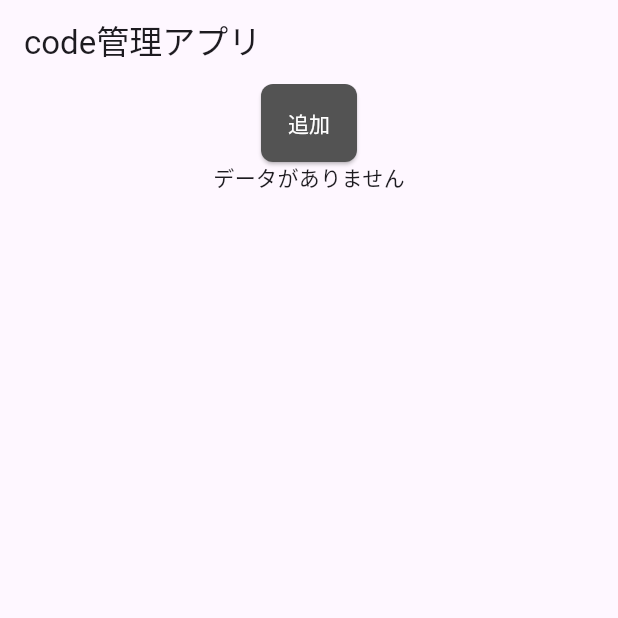
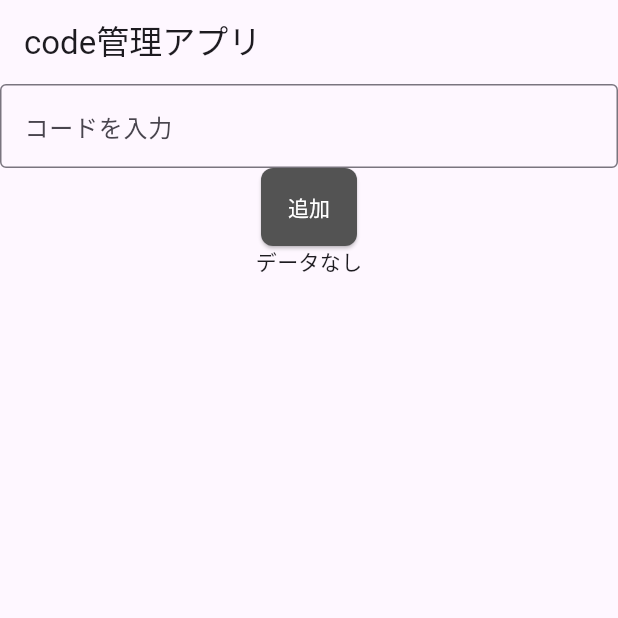
Before and after one commit to shin-hayabusasun/flutter_code_kanri, a Flutter app: the screen it shows after launch, after a tap on "追加", on a phone screen of 412 x 824 dp, the top half of it. Run offline on Flutter 3.47's test engine with Material 3 defaults, Android fonts, the phone set to English and light mode, and no system bars; our stand-ins replace flutter_riverpod; missing offline and left inert: sqlite3.

Commit message:
Riverpodを追加し、DB操作のためのプロバイダーを実装。main関数を修正してProviderScopeを追加。FilepageをConsumerWidgetに変更し、ファイルリストの取得と表示を実装。

```diff
--- a/lib/main.dart
+++ b/lib/main.dart
@@ -1,10 +1,13 @@
 import 'package:flutter/material.dart';
+import 'package:flutter_riverpod/flutter_riverpod.dart';
 import './db/db.dart';
 
 void main() async {
   WidgetsFlutterBinding.ensureInitialized(); //Flutterアプリで非同期処理（async/await）やプラットフォームチャネルを使う前に、Flutterエンジンとウィジェットバインディングを初期化するためのものです。
   await DBHelper.init(); //DBHelperの初期化を待つ
-  runApp(const File());
+
+  const scope = ProviderScope(child: File()); //RiverpodのProviderScopeを作成
+  runApp(scope);
 }
 
 // アプリのエントリーポイント file home
@@ -23,15 +26,39 @@ class File extends StatelessWidget {
   }
 }
 
-class Filepage extends StatelessWidget {
+//プロバイダー DB用のプロバイダーを定義します。 ref.refresh(fileProvider); // を使うことで、DBのデータを更新できます。
+final fileProvider = FutureProvider<List<Map<String, dynamic>?>>((ref) async {
+  // DBからファイルのリストを取得する
+  return DBHelper.getFiles();
+});
+
+class Filepage extends ConsumerWidget {
   const Filepage({super.key});
 
   @override
-  Widget build(BuildContext context) {
+  Widget build(BuildContext context, WidgetRef ref) {
+    // ConsumerWidgetを使うことで、Riverpodのプロバイダーを利用できます。(WidgetRef ref)
+    final fileList = ref.watch(fileProvider); // fileProviderを監視して、ファイルのリストを取得
+
+    // コントローラ
+
+    final inputController = TextEditingController(); // 入力フィールドのコントローラーを作成
+    final input = TextField(
+      controller: inputController, // コントローラーを設定
+      decoration: InputDecoration(
+        labelText: 'コードを入力',
+        border: OutlineInputBorder(),
+      ),
+    );
+
     final butoon = ElevatedButton(
       onPressed: () async {
-        await DBHelper.insertFile('新しいコードファイル'); //staticメソッドなのでDBHelper.で呼び出す.
-        // データ追加後に画面を更新したい場合はStatefulWidgetにしてsetStateする必要あり
+        await DBHelper.insertFile(
+          inputController.text,
+        ); //staticメソッドなのでDBHelper.で呼び出す.
+
+        ref.refresh(fileProvider); // データを更新するためにプロバイダーをリフレッシュ
+        // ここでDBからデータを取得して表示する処理を実行
       },
       child: Text('追加'),
       style: ElevatedButton.styleFrom(
@@ -43,30 +70,22 @@ class Filepage extends StatelessWidget {
     );
 
     final alll = Column(children: []); //DBからもらったやつをどうやって入れよう
-    // ここでDBからデータを取得して表示する処理を実行
 
     final col = Column(
       children: [
+        input,
         butoon,
-        FutureBuilder<Map<String, dynamic>?>(
-          // 非同期処理の結果を待つ
-          // DBからIDが1のファイルを取得する
-          // ここでは例としてIDが1のファイルを取得していますが、実際には動的にIDを指定する必要があります。
-          // 例えば、リストから選択したファイルのIDを使うなど
-          future: DBHelper.getFileById(1),
-          builder: (context, snapshot) {
-            if (snapshot.connectionState == ConnectionState.waiting) {
-              return CircularProgressIndicator();
-            }
-            if (snapshot.hasError) {
-              return Text('エラー: ${snapshot.error}');
-            }
-            final file = snapshot.data;
-            if (file == null) {
-              return Text('データがありません');
-            }
-            return Text('タイトル: ${file['title']}');
-          },
+        fileList.when(
+          data: (files) => files != null && files.isNotEmpty
+              ? Column(
+                  children: files
+                      .where((file) => file != null)
+                      .map((file) => Text('タイトル: ${file!['title']}'))
+                      .toList(),
+                )
+              : Text('データなし'),
+          loading: () => CircularProgressIndicator(),
+          error: (e, _) => Text('エラー: $e'),
         ),
       ],
     );
--- a/pubspec.yaml
+++ b/pubspec.yaml
@@ -28,12 +28,14 @@ environment:
 # the latest version available on pub.dev. To see which dependencies have newer
 # versions available, run `flutter pub outdated`.
 dependencies:
+  flutter_riverpod:
   flutter:
     sdk: flutter
   path: ^1.8.0
   sqlite3: ^2.3.0
   sqflite_common_ffi: ^2.3.0
   path_provider_windows: ^2.2.0
+
 
   # The following adds the Cupertino Icons font to your application.
   # Use with the CupertinoIcons class for iOS style icons.
```
Also changed, not shown: pubspec.lock.
